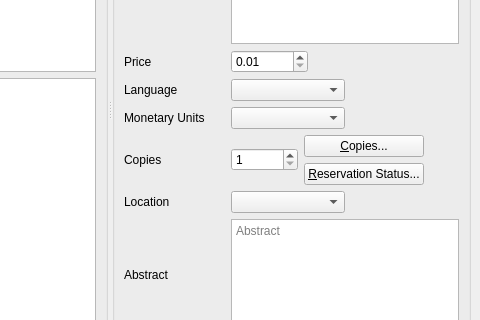
Qt form UI/biblioteq_dvdinfo.ui (textbrowser/biblioteq) before a commit; both pictures show x 520 to 1000 and y 277 to 597 of the 1000 by 800 pixel window.
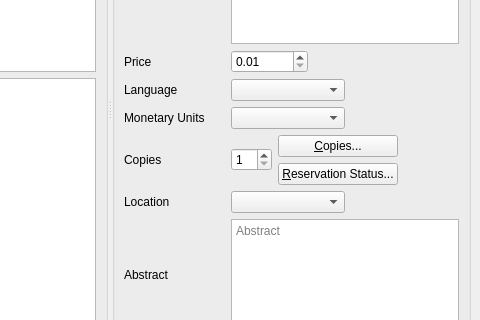
The same form after that commit. Icons and pictures are not drawn. Custom widgets are drawn as their Qt base class.

Patch:
```diff
--- a/UI/biblioteq_dvdinfo.ui
+++ b/UI/biblioteq_dvdinfo.ui
@@ -657,9 +657,6 @@
                 <property name="minimum">
                  <number>1</number>
                 </property>
-                <property name="maximum">
-                 <number>999999999</number>
-                </property>
                 <property name="value">
                  <number>1</number>
                 </property>
```
